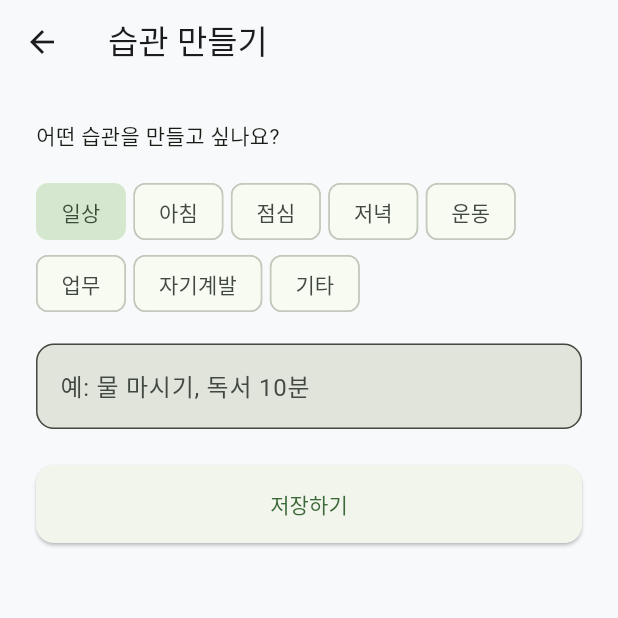
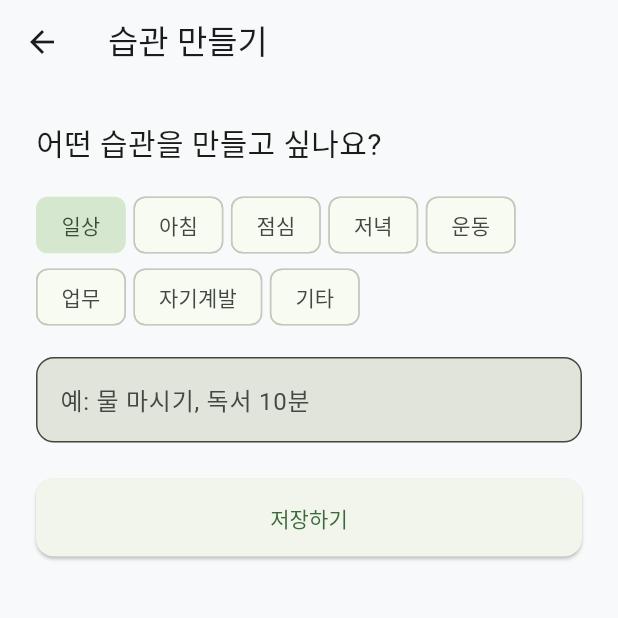
Before and after one commit to thisisJJK/flutter-PerfectThree-project, a Flutter app: the screen it shows after launch, after a tap on the "add" icon, on a phone screen of 412 x 824 dp, the top half of it. Run offline on Flutter 3.47's test engine with Material 3 defaults, Android fonts, the phone set to English and light mode, and no system bars; our stand-ins replace flutter_riverpod, go_router, google_fonts, google_mobile_ads, hive, hive_flutter and 1 more; accounts and stored records are empty; generated files the repository leaves out were written again; network calls fail; Roboto replaces fonts that are missing (Jua).

```diff
--- a/lib/data/repositories/goal_repository.dart
+++ b/lib/data/repositories/goal_repository.dart
@@ -113,7 +113,7 @@ class GoalRepository {
           failedGoals.add(goal);
           CustomLogger.warn('${goal.title} 실패');
         } else {
-          CustomLogger.warn('${goal.title} 통과');
+          CustomLogger.info('${goal.title} 통과');
         }
       }
 
--- a/lib/features/goals/view/add_goal_screen.dart
+++ b/lib/features/goals/view/add_goal_screen.dart
@@ -1,7 +1,6 @@
 import 'package:flutter/material.dart';
 import 'package:flutter_riverpod/flutter_riverpod.dart';
 import 'package:go_router/go_router.dart';
-
 import 'package:perfect_three/features/ads/banner_ad_widget.dart';
 import 'package:perfect_three/features/goals/viewmodel/goal_viewmodel.dart';
 import 'package:perfect_three/features/goals/widgets/category_chips.dart';
@@ -40,7 +39,7 @@ class _AddGoalScreenState extends ConsumerState<AddGoalScreen> {
           crossAxisAlignment: CrossAxisAlignment.stretch,
           children: [
             //헤더
-            const Text("어떤 습관을 만들고 싶나요?"),
+            const Text("어떤 습관을 만들고 싶나요?", style: TextStyle(fontSize: 20)),
             const SizedBox(height: 16),
             //카테고리
             CategoryChips(isOngoing: false),
@@ -67,7 +66,7 @@ class _AddGoalScreenState extends ConsumerState<AddGoalScreen> {
                   borderRadius: BorderRadius.circular(12),
                 ),
               ),
-              child: const Text("저장하기",),
+              child: const Text("저장하기"),
             ),
           ],
         ),
--- a/lib/features/goals/view/home_screen.dart
+++ b/lib/features/goals/view/home_screen.dart
@@ -19,7 +19,7 @@ class HomeScreen extends ConsumerWidget {
     return Scaffold(
       body: DefaultTabController(
         initialIndex: 0,
-        length: 2,
+        length: 3,
         child: Scaffold(
           appBar: AppBar(
             title: Text("Perfect Three", style: TextStyle(fontSize: 24)),
@@ -43,7 +43,7 @@ class HomeScreen extends ConsumerWidget {
                   margin: EdgeInsets.symmetric(horizontal: 20),
                   decoration: BoxDecoration(
                     borderRadius: BorderRadius.circular(AppSpacing.radius),
-                    color: isDark ? Colors.grey[900] : Colors.grey[200],
+                    color: isDark ? Colors.grey[900] : Colors.grey[300],
                   ),
                   child: TabBar(
                     indicatorSize: TabBarIndicatorSize.tab,
@@ -60,11 +60,12 @@ class HomeScreen extends ConsumerWidget {
                       fontWeight: FontWeight.bold,
                       color: Colors.white70,
                     ),
-                    unselectedLabelStyle: Font.jua.copyWith(fontSize: 14),
+                    unselectedLabelStyle: Font.jua.copyWith(fontSize: 15),
 
                     tabs: [
                       Center(child: Text('진행중')),
-                      Center(child: Text('완료')),
+                      Center(child: Text('내 습관')),
+                      Center(child: Text('통계')),
                     ],
                   ),
                 ),
@@ -72,7 +73,11 @@ class HomeScreen extends ConsumerWidget {
             ),
           ),
           body: TabBarView(
-            children: [OngoingGoalScreen(), CompletedGoalScreen()],
+            children: [
+              OngoingGoalScreen(),
+              CompletedGoalScreen(),
+              CompletedGoalScreen(),
+            ],
           ),
         ),
       ),
--- a/lib/features/goals/view/ongoing_goal_screen.dart
+++ b/lib/features/goals/view/ongoing_goal_screen.dart
@@ -16,7 +16,14 @@ class OngoingGoalScreen extends ConsumerWidget {
     // ViewModel 상태 구독
     final goalsAsync = ref.watch(goalViewModelProvider);
     return Scaffold(
-      body: goalsAsync.when(
+      body: Column(
+        children: [
+          Padding(
+            padding: const EdgeInsets.fromLTRB(20, 12, 8, 0),
+            child: CategoryChips(isOngoing: true),
+          ),
+          Expanded(
+            child: goalsAsync.when(
               loading: () => const Center(child: CircularProgressIndicator()),
               error: (err, stack) => Center(child: Text('에러: $err')),
               data: (goals) {
@@ -37,14 +44,7 @@ class OngoingGoalScreen extends ConsumerWidget {
                   );
                 }
                 // 목표 리스트 렌더링
-          return Column(
-            children: [
-              Padding(
-                padding: const EdgeInsets.fromLTRB(20, 12, 8, 0),
-                child: CategoryChips(isOngoing: true),
-              ),
-              Expanded(
-                child: ReorderableListView.builder(
+                return ReorderableListView.builder(
                   padding: const EdgeInsets.only(bottom: 80), // FAB와 겹치지 않게 여백
                   onReorder: (oldIndex, newIndex) {
                     ref
@@ -78,11 +78,11 @@ class OngoingGoalScreen extends ConsumerWidget {
                       key: ValueKey(ongoingGoals[index].id),
                     );
                   },
+                );
+              },
             ),
           ),
         ],
-          );
-        },
       ),
       floatingActionButton: FloatingActionButton(
         onPressed: () {
--- a/lib/features/goals/viewmodel/goal_viewmodel.dart
+++ b/lib/features/goals/viewmodel/goal_viewmodel.dart
@@ -17,11 +17,14 @@ class GoalViewModel extends _$GoalViewModel {
 
   @override
   Future<List<Goal>> build() async {
+    final goals = await _getGoals();
+    return goals;
+  }
+
+  Future<List<Goal>> _getGoals() async {
     _repository = ref.watch(goalRepositoryProvider);
-
     await _resetFailedGoals();
     List<Goal> updatedGoals = await _repository.getGoals();
-
     return updatedGoals;
   }
 
@@ -162,8 +165,8 @@ class GoalViewModel extends _$GoalViewModel {
         );
 
         await _repository.saveGoal(updatedGoal);
-        final currentGoals = state.value;
-        if (currentGoals != null) {
+        final List<Goal> currentGoals = await _repository.getGoals();
+        if (currentGoals.isNotEmpty) {
           final goalIndex = currentGoals.indexWhere((g) => g.id == goal.id);
           final newGoalList = List<Goal>.from(currentGoals);
           newGoalList[goalIndex] = updatedGoal;
@@ -196,6 +199,20 @@ class GoalViewModel extends _$GoalViewModel {
     state = AsyncValue.data(updated);
   }
 
+  Future<void> categoryFilter(String category) async {
+    try {
+      final goals = await _getGoals();
+      final List<Goal> filtered = goals
+          .where((g) => g.category == category)
+          .toList();
+
+      state = AsyncValue.data(filtered);
+      CustomLogger.info('카테고리 필터 성공 $filtered');
+    } catch (e, t) {
+      CustomLogger.error('카테고리 핉터 실패 e: $e ,t: $t');
+    }
+  }
+
   String updateCategory(String category) {
     _category = category;
     return _category;
```
Also changed, not shown: lib/features/goals/widgets/category_chips.dart (+14 -0 lines), lib/features/goals/widgets/goal_card.dart (+7 -5 lines). Lines whose indentation alone changed are shown as unchanged.
